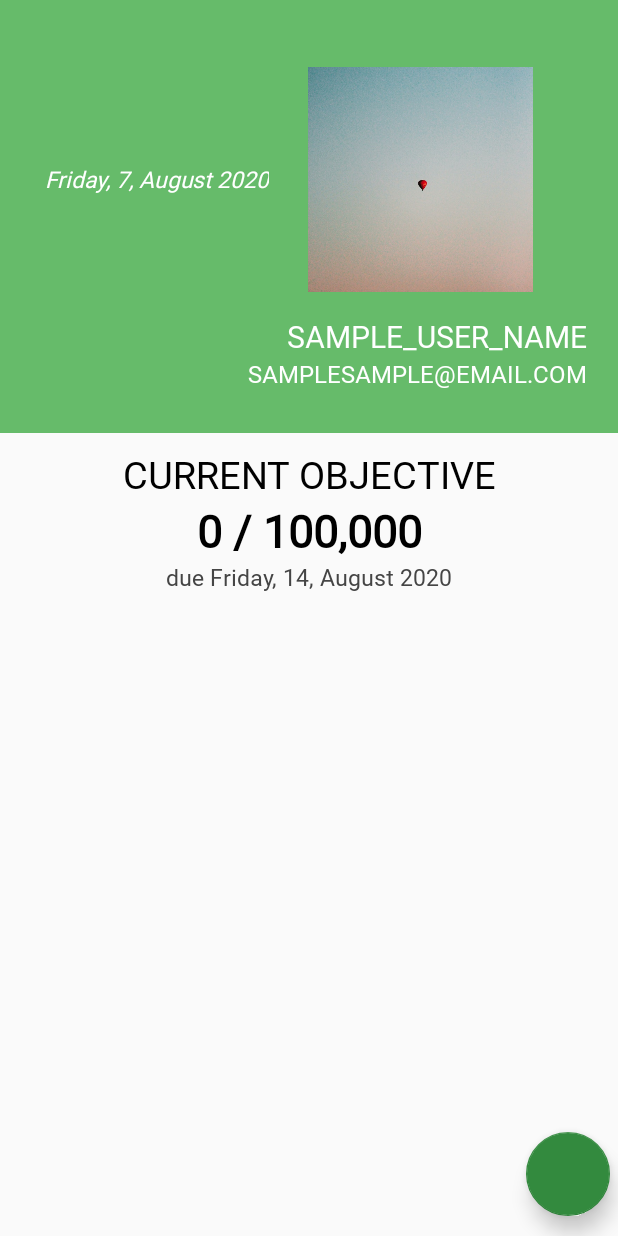
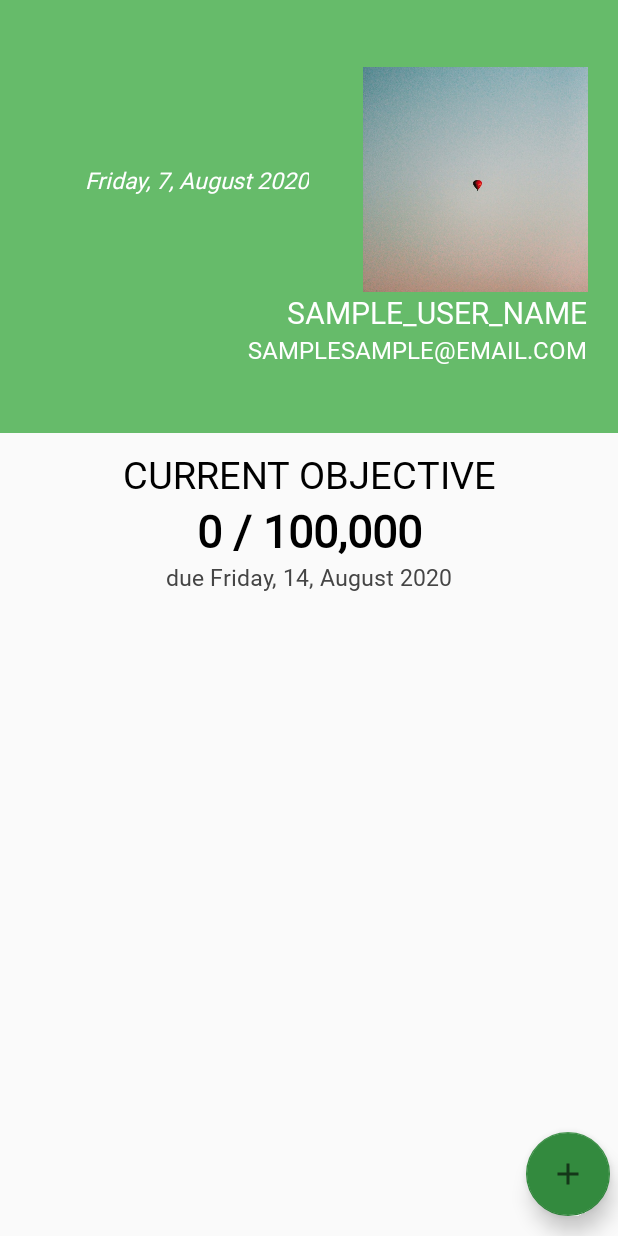
Before and after one commit to KyumKyum/SaveYourMoney, an Android app: the layout activity_main.xml on its own in the app's theme, with its tools: preview values and no code run, on a phone screen of 412 x 824 dp. Run offline under Robolectric (Android 15) with nearby library versions, the phone set to English and light mode, and no system bars.

Commit message:
Floating Buttons + Presets for RV

```diff
--- a/app/src/main/AndroidManifest.xml
+++ b/app/src/main/AndroidManifest.xml
@@ -9,7 +9,8 @@
         android:roundIcon="@mipmap/ic_launcher_round"
         android:supportsRtl="true"
         android:theme="@style/AppTheme">
-        <activity android:name=".LoginActivity"></activity>
+        <activity android:name=".DocActivity"></activity>
+        <activity android:name=".LoginActivity" />
         <activity android:name=".MainActivity" />
         <activity android:name=".SplashScreenActivity">
             <intent-filter>
--- /dev/null
+++ b/app/src/main/res/drawable/ic_baseline_add_24.xml
@@ -0,0 +1,10 @@
+<vector xmlns:android="http://schemas.android.com/apk/res/android"
+    android:width="24dp"
+    android:height="24dp"
+    android:viewportWidth="24"
+    android:viewportHeight="24"
+    android:tint="?attr/colorControlNormal">
+  <path
+      android:fillColor="@android:color/white"
+      android:pathData="M19,13h-6v6h-2v-6H5v-2h6V5h2v6h6v2z"/>
+</vector>
--- /dev/null
+++ b/app/src/main/res/drawable/ic_baseline_add_circle_24.xml
@@ -0,0 +1,10 @@
+<vector xmlns:android="http://schemas.android.com/apk/res/android"
+    android:width="24dp"
+    android:height="24dp"
+    android:viewportWidth="24"
+    android:viewportHeight="24"
+    android:tint="?attr/colorControlNormal">
+  <path
+      android:fillColor="@android:color/white"
+      android:pathData="M12,2C6.48,2 2,6.48 2,12s4.48,10 10,10 10,-4.48 10,-10S17.52,2 12,2zM17,13h-4v4h-2v-4L7,13v-2h4L11,7h2v4h4v2z"/>
+</vector>
--- a/app/src/main/res/layout/activity_main.xml
+++ b/app/src/main/res/layout/activity_main.xml
@@ -26,32 +26,37 @@
         app:layout_constraintStart_toStartOf="parent"
         app:layout_constraintEnd_toEndOf="parent">
 
-        <LinearLayout
+        <androidx.constraintlayout.widget.ConstraintLayout
             android:layout_width="match_parent"
-            android:layout_height="wrap_content"
-            android:orientation="horizontal">
+            android:layout_height="wrap_content">
 
             <TextView
                 android:id="@+id/tv_cur_date"
                 android:layout_width="wrap_content"
                 android:layout_height="wrap_content"
+                android:layout_gravity="center_vertical"
                 android:layout_margin="10dp"
-                android:layout_gravity="center_vertical"
+                android:fontFamily="@font/cookiefont"
                 android:text="Friday, 7, August 2020"
                 android:textColor="#FFFFFF"
                 android:textSize="15sp"
                 android:textStyle="italic"
-                android:fontFamily="@font/cookiefont" />
+                app:layout_constraintBottom_toBottomOf="parent"
+                app:layout_constraintEnd_toStartOf="@+id/img_user_profile"
+                app:layout_constraintStart_toStartOf="parent"
+                app:layout_constraintTop_toTopOf="parent" />
 
             <ImageView
                 android:id="@+id/img_user_profile"
                 android:layout_width="150dp"
                 android:layout_height="150dp"
+                android:scaleType="centerCrop"
                 android:src="@drawable/sample_img_by_dom"
-                android:scaleType="centerCrop"
-                android:layout_margin="16dp" />
+                app:layout_constraintBottom_toBottomOf="parent"
+                app:layout_constraintEnd_toEndOf="parent"
+                app:layout_constraintTop_toTopOf="parent" />
 
-        </LinearLayout>
+        </androidx.constraintlayout.widget.ConstraintLayout>
 
         <TextView
             android:id="@+id/tv_user_name"
@@ -122,20 +127,46 @@
         android:layout_margin="20dp"
         app:layout_constraintTop_toBottomOf="@id/ll_cur_obj"
         app:layout_constraintStart_toStartOf="parent"
-        app:layout_constraintEnd_toEndOf="parent"
-        app:layout_constraintBottom_toTopOf="@id/GL_ArchivesBottom"/>
+        app:layout_constraintEnd_toEndOf="parent"/>
 
     <com.google.android.material.floatingactionbutton.FloatingActionButton
         android:id="@+id/fb_more_option"
         android:layout_width="wrap_content"
         android:layout_height="wrap_content"
         android:layout_margin="5dp"
+        android:src="@drawable/ic_baseline_add_24"
         app:backgroundTint="@color/colorPrimaryDark"
         app:elevation="8dp"
         app:layout_constraintBottom_toBottomOf="parent"
         app:layout_constraintEnd_toEndOf="parent"
         app:layout_constraintTop_toTopOf="@+id/GL_ArchivesBottom" />
 
+
+    <com.google.android.material.floatingactionbutton.FloatingActionButton
+        android:id="@+id/fb_write_new_doc"
+        android:layout_width="wrap_content"
+        android:layout_height="wrap_content"
+        android:layout_marginRight="5dp"
+        android:layout_marginBottom="36dp"
+        android:visibility="invisible"
+        android:src="@drawable/ic_pencil_write"
+        app:backgroundTint="@color/colorAccent"
+        app:elevation="8dp"
+        app:layout_constraintBottom_toTopOf="@+id/fb_more_option"
+        app:layout_constraintEnd_toEndOf="parent" />
+
+    <com.google.android.material.floatingactionbutton.FloatingActionButton
+        android:id="@+id/fb_set_new_obj"
+        android:layout_width="wrap_content"
+        android:layout_height="wrap_content"
+        android:layout_marginRight="36dp"
+        android:layout_marginBottom="5dp"
+        android:visibility="invisible"
+        android:src="@drawable/ic_baseline_add_circle_24"
+        app:backgroundTint="@color/colorAccent"
+        app:elevation="8dp"
+        app:layout_constraintBottom_toBottomOf="parent"
+        app:layout_constraintEnd_toStartOf="@+id/fb_more_option" />
 
     <androidx.constraintlayout.widget.Guideline
         android:id="@+id/GL_ViewBottom"
```
Also changed, not shown: app/src/main/java/com/example/saveyourmoney/DocActivity.java (added, +14 -0 lines), app/src/main/java/com/example/saveyourmoney/Expenditure.java (added, +37 -0 lines), app/src/main/java/com/example/saveyourmoney/MainActivity.java (+59 -8 lines), app/src/main/res/anim/popout.xml (added, +18 -0 lines), app/src/main/res/anim/popup.xml (added, +18 -0 lines), app/src/main/res/layout/activity_doc.xml (added, +48 -0 lines), app/src/main/res/drawable-v24/ic_pencil_write.png (added).
